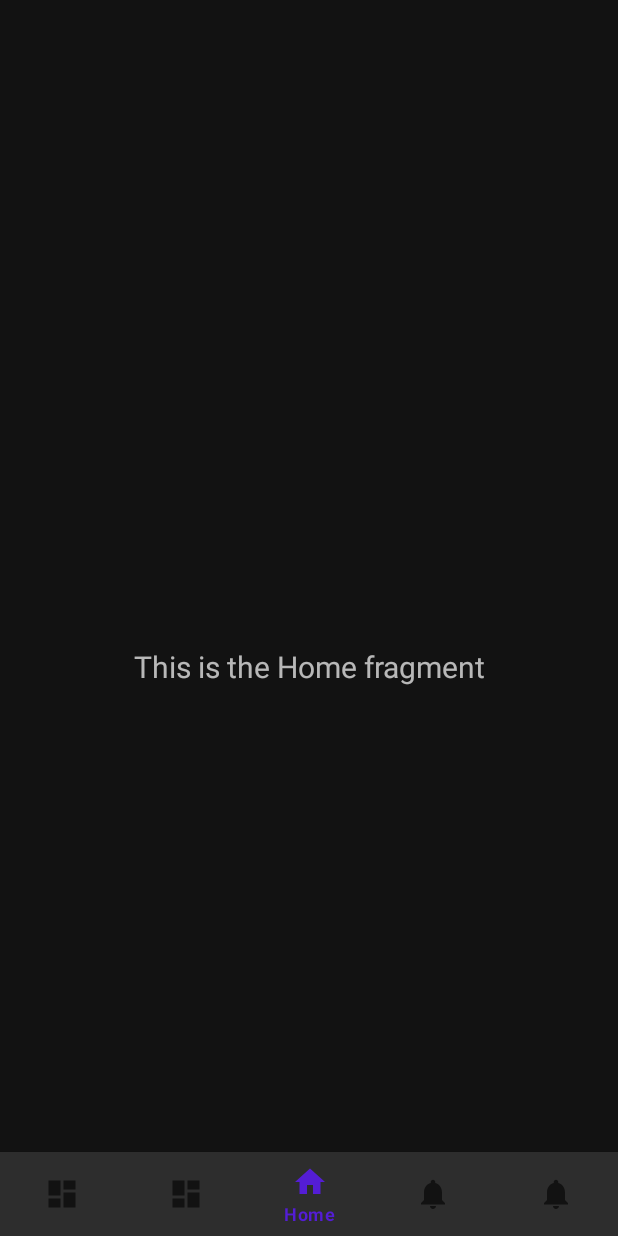
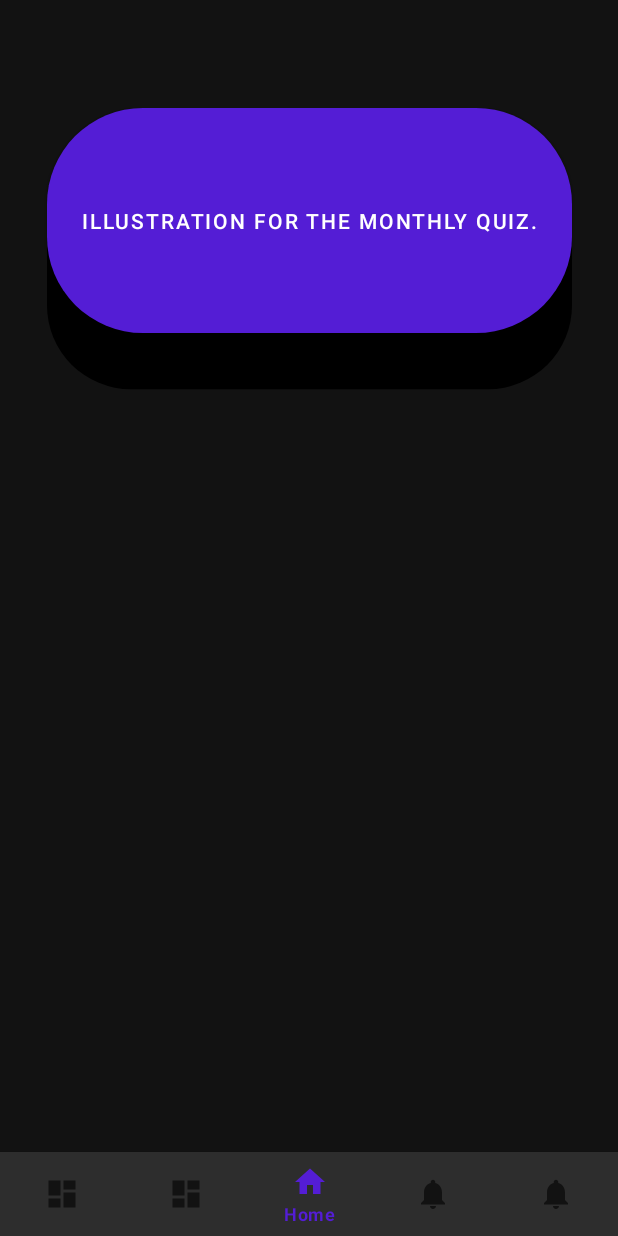
Before and after one commit to DUT-Info-Montreuil/SAE-4A---tbouchema-lbabouram-mdenis, an Android app: the screen it shows after launch (MainActivity), on a phone screen of 412 x 824 dp. Run offline under Robolectric (Android 15) with nearby library versions, the phone set to English and light mode, and no system bars; our stand-ins replace navigation-ui.

Commit message:
Layout being worked on

```diff
--- a/App/app/src/main/java/com/palaref/saequiz/ui/home/HomeFragment.java
+++ b/App/app/src/main/java/com/palaref/saequiz/ui/home/HomeFragment.java
@@ -22,8 +22,8 @@ public class HomeFragment extends Fragment {
         binding = FragmentHomeBinding.inflate(inflater, container, false);
         View root = binding.getRoot();
 
-        final TextView textView = binding.textHome;
-        homeViewModel.getText().observe(getViewLifecycleOwner(), textView::setText);
+        //final TextView textView = binding.textHome;
+        //homeViewModel.getText().observe(getViewLifecycleOwner(), textView::setText);
         return root;
     }
 
--- /dev/null
+++ b/App/app/src/main/res/drawable/home_monthlyquiz_shape.xml
@@ -0,0 +1,8 @@
+<?xml version="1.0" encoding="utf-8"?>
+<shape xmlns:android="http://schemas.android.com/apk/res/android"
+    android:shape="rectangle">
+    <solid android:color="@color/quizPrimary"/>
+    <size android:height="100dp"
+        android:width="200dp"/>
+    <corners android:radius="64dp" />
+</shape>
--- a/App/app/src/main/res/layout/fragment_home.xml
+++ b/App/app/src/main/res/layout/fragment_home.xml
@@ -1,22 +1,49 @@
 <?xml version="1.0" encoding="utf-8"?>
-<androidx.constraintlayout.widget.ConstraintLayout xmlns:android="http://schemas.android.com/apk/res/android"
+<ScrollView
+    xmlns:android="http://schemas.android.com/apk/res/android"
     xmlns:app="http://schemas.android.com/apk/res-auto"
     xmlns:tools="http://schemas.android.com/tools"
     android:layout_width="match_parent"
     android:layout_height="match_parent"
     tools:context=".ui.home.HomeFragment">
 
-    <TextView
-        android:id="@+id/text_home"
+    <androidx.appcompat.widget.LinearLayoutCompat
         android:layout_width="match_parent"
         android:layout_height="wrap_content"
-        android:layout_marginStart="8dp"
-        android:layout_marginTop="8dp"
-        android:layout_marginEnd="8dp"
-        android:textAlignment="center"
-        android:textSize="20sp"
-        app:layout_constraintBottom_toBottomOf="parent"
-        app:layout_constraintEnd_toEndOf="parent"
-        app:layout_constraintStart_toStartOf="parent"
-        app:layout_constraintTop_toTopOf="parent" />
-</androidx.constraintlayout.widget.ConstraintLayout>
+        android:orientation="vertical">
+        <androidx.constraintlayout.widget.ConstraintLayout
+            android:layout_width="match_parent"
+            android:layout_height="wrap_content"
+            android:paddingTop="16dp"
+            android:layout_marginBottom="64dp">
+
+            <ImageView
+                android:id="@+id/monthly_quiz_illustration"
+                android:layout_width="350dp"
+                android:layout_height="180dp"
+                android:layout_marginBottom="-40dp"
+                android:contentDescription="@string/monthly_quiz_illustration"
+                android:src="@drawable/home_quiz_bar_shape"
+                app:layout_constraintBottom_toBottomOf="@+id/monthly_quiz_button"
+                app:layout_constraintEnd_toEndOf="@+id/monthly_quiz_button"
+                app:layout_constraintStart_toStartOf="@+id/monthly_quiz_button" />
+
+            <Button
+                android:id="@+id/monthly_quiz_button"
+                android:layout_width="350dp"
+                android:layout_height="150dp"
+                android:background="@drawable/home_monthlyquiz_shape"
+                android:text="@string/monthly_quiz_illustration"
+                app:layout_constraintEnd_toEndOf="parent"
+                app:layout_constraintStart_toStartOf="parent"
+                app:layout_constraintTop_toTopOf="parent" />
+
+        </androidx.constraintlayout.widget.ConstraintLayout>
+
+        <androidx.recyclerview.widget.RecyclerView
+            android:layout_width="match_parent"
+            android:layout_height="wrap_content">
+
+        </androidx.recyclerview.widget.RecyclerView>
+    </androidx.appcompat.widget.LinearLayoutCompat>
+</ScrollView>
--- /dev/null
+++ b/App/app/src/main/res/layout/quiz_button_view.xml
@@ -0,0 +1,6 @@
+<?xml version="1.0" encoding="utf-8"?>
+<androidx.constraintlayout.widget.ConstraintLayout xmlns:android="http://schemas.android.com/apk/res/android"
+    android:layout_width="match_parent"
+    android:layout_height="match_parent">
+
+</androidx.constraintlayout.widget.ConstraintLayout>
--- a/App/app/src/main/res/values-night/themes.xml
+++ b/App/app/src/main/res/values-night/themes.xml
@@ -9,11 +9,11 @@
         <!-- Primary brand color. -->
         <item name="colorPrimary">@color/quizPrimary</item>
         <item name="colorPrimaryVariant">@color/quizPrimaryVariant</item>
-        <item name="colorOnPrimary">@color/black</item>
+        <item name="colorOnPrimary">@color/white</item>
         <!-- Secondary brand color. -->
         <item name="colorSecondary">@color/quizSecondary</item>
         <item name="colorSecondaryVariant">@color/quizSecondaryVariant</item>
-        <item name="colorOnSecondary">@color/black</item>
+        <item name="colorOnSecondary">@color/white</item>
         <!-- Status bar color. -->
         <item name="android:statusBarColor">?attr/colorPrimaryVariant</item>
         <!-- Customize your theme here. -->
--- a/App/app/src/main/res/values/strings.xml
+++ b/App/app/src/main/res/values/strings.xml
@@ -5,4 +5,5 @@
     <string name="title_profile">Profile</string>
     <string name="title_search">Search</string>
     <string name="title_leaderboard">Leaderboard</string>
+    <string name="monthly_quiz_illustration">Illustration for the monthly quiz.</string>
 </resources>
```
